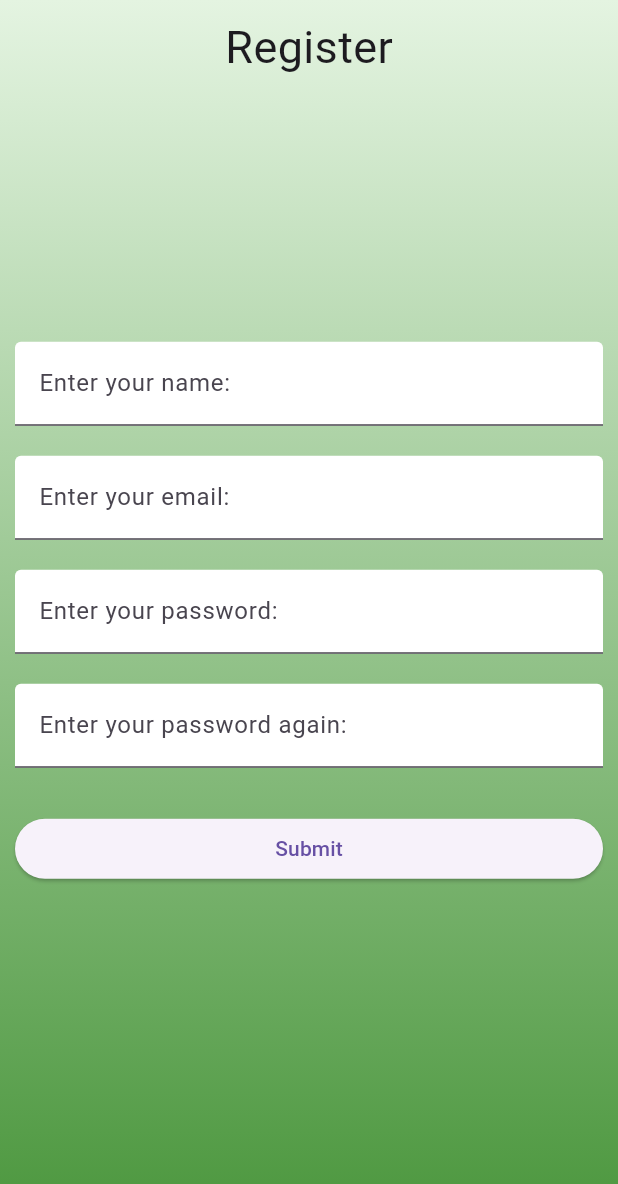
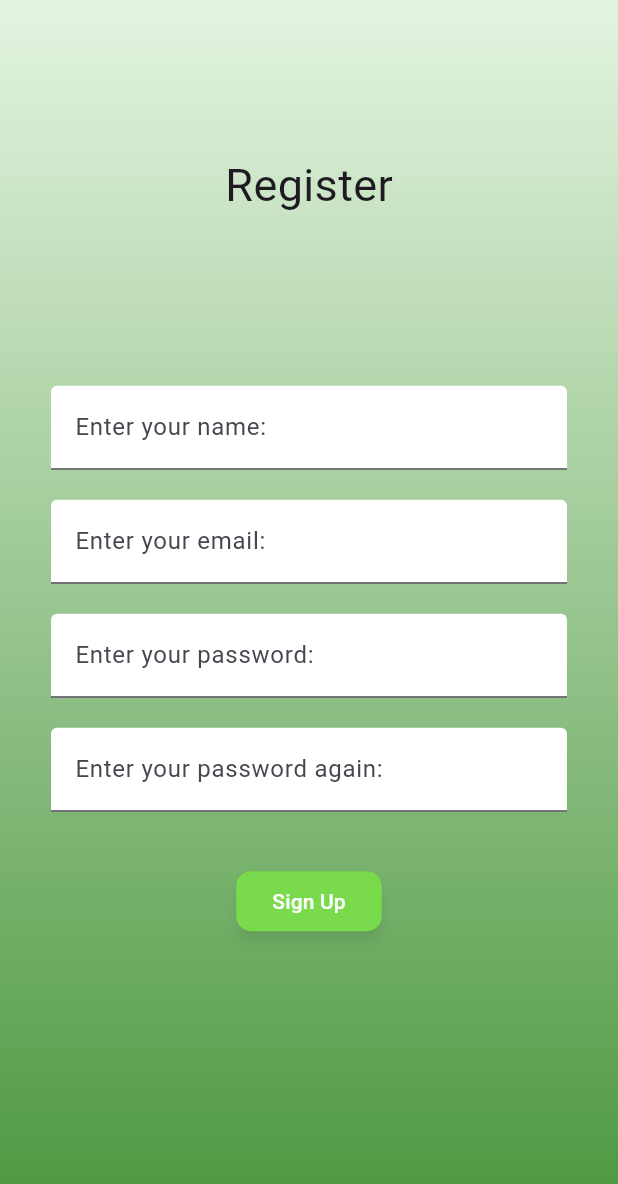
Before and after one commit to Yedidia-Bakuradze/SkillSwift, a Flutter app: the screen it shows after launch, after a tap on "Sign Up", on a phone screen of 412 x 824 dp. Shown: the top 1184 px of the screen. Run offline on Flutter 3.47's test engine with Material 3 defaults, Android fonts, the phone set to English and light mode, and no system bars; Roboto replaces fonts that are missing (Ariel).

Commit message:
Verification function in Registration screen has been implemented

```diff
--- a/frontend/lib/Components/RoundedTextField.dart
+++ b/frontend/lib/Components/RoundedTextField.dart
@@ -2,20 +2,28 @@ import 'package:flutter/material.dart';
 
 class RoundedTextField extends StatelessWidget {
   const RoundedTextField(
-      {super.key, required this.showMessage, required this.controller});
+      {super.key,
+      required this.showMessage,
+      required this.controller,
+      required this.errorMessage});
+
   final String showMessage;
   final TextEditingController controller;
+  final String? errorMessage;
+
   @override
   Widget build(BuildContext context) {
     return Container(
-      margin: EdgeInsets.symmetric(vertical: 10),
+      margin: EdgeInsets.all(10),
       child: SizedBox(
+        width: 344,
         child: TextField(
           controller: controller,
           decoration: InputDecoration(
             filled: true,
             label: Text(showMessage),
             fillColor: Colors.white,
+            errorText: errorMessage,
           ),
         ),
       ),
--- a/frontend/lib/Screens/EntryScreen.dart
+++ b/frontend/lib/Screens/EntryScreen.dart
@@ -41,14 +41,14 @@ class EntryScreen extends StatelessWidget {
                   children: [
                     FormButton(
                       message: "Sign Up",
-                      navigateFunc: () => Navigator.push(
+                      navigateFunc: () => Navigator.pushReplacement(
                         context,
                         MaterialPageRoute(builder: (ctx) => RegisterScreen()),
                       ),
                     ),
                     FormButton(
                       message: "Login",
-                      navigateFunc: () => Navigator.push(
+                      navigateFunc: () => Navigator.pushReplacement(
                         context,
                         MaterialPageRoute(builder: (ctx) => LoginScreen()),
                       ),
--- a/frontend/lib/Screens/RegisterScreen.dart
+++ b/frontend/lib/Screens/RegisterScreen.dart
@@ -1,8 +1,17 @@
 import 'package:flutter/material.dart';
+import 'package:frontend/Components/FormButton.dart';
 import 'package:frontend/Components/RoundedTextField.dart';
+import 'package:frontend/Screens/HomeScreen.dart';
+import 'package:frontend/Screens/LoginScreen.dart';
 
-class RegisterScreen extends StatelessWidget {
+class RegisterScreen extends StatefulWidget {
   RegisterScreen({super.key});
+
+  @override
+  State<RegisterScreen> createState() => _RegisterScreenState();
+}
+
+class _RegisterScreenState extends State<RegisterScreen> {
   // Text Controllers
   final TextEditingController nameController = TextEditingController();
   final TextEditingController emailController = TextEditingController();
@@ -10,26 +19,86 @@ class RegisterScreen extends StatelessWidget {
   final TextEditingController confirmPasswordController =
       TextEditingController();
 
+  String? nameErrorMsg;
+  String? emailErrorMsg;
+  String? passwordErrorMsg;
+  String? confirmPasswordErrorMsg;
+
   @override
   Widget build(BuildContext context) {
     final screenHeight = MediaQuery.of(context).size.height;
 
-    // ignore: non_constant_identifier_names
+    @override
+    void initState() {
+      super.initState();
+      nameErrorMsg = null;
+      emailErrorMsg = null;
+      passwordErrorMsg = null;
+      confirmPasswordErrorMsg = null;
+    }
+
+    @override
+    void dispose() {
+      nameController.dispose();
+      emailController.dispose();
+      passwordController.dispose();
+      confirmPasswordController.dispose();
+      super.dispose();
+    }
+
+    // Verifies the provided feilds before registering
     void VerifySignupValues() {
       String name = nameController.text;
       String email = emailController.text;
       String password = passwordController.text;
       String confirmPassword = confirmPasswordController.text;
 
-      // Check that the password is matched
+      // Debug message
+      print(
+          "Name: ${name} Email: ${email} Password: ${password} Confirm: ${confirmPassword}");
+
+      // Sets an error messages on the text fields
+      setState(() {
+        nameErrorMsg = name.isEmpty ? "Name value is missing" : null;
+        emailErrorMsg = email.isEmpty ? "Email value is missing" : null;
+        passwordErrorMsg =
+            password.isEmpty ? "Password value is missing" : null;
+        confirmPasswordErrorMsg =
+            confirmPassword.isEmpty ? "Confirm password is missing" : null;
+      });
+
+      // Check for a valid email address
+      final emailRegex = RegExp(r'^[^@]+@[^@]+\.[^@]+$');
+      if (!emailRegex.hasMatch(email)) {
+        setState(() {
+          emailErrorMsg = emailErrorMsg ?? "Invalid email address";
+        });
+        return;
+      }
+
+      //TODO: Check if the email already exists
+
+      // Check for the same provided passwords
       if (password != confirmPassword) {
-        ScaffoldMessenger.of(context).showSnackBar(
-          SnackBar(
-            backgroundColor: Colors.white,
-            content: Text(
-              "The password don't match",
-              style: TextStyle(color: Colors.red),
-            ),
+        setState(() {
+          passwordErrorMsg =
+              passwordErrorMsg ?? "The password fields don't match";
+
+          confirmPasswordErrorMsg =
+              confirmPasswordErrorMsg ?? "The password fields don't match";
+        });
+        return;
+      }
+
+      // Move to the home page
+      if (!name.isEmpty &&
+          !email.isEmpty &&
+          !password.isEmpty &&
+          !confirmPassword.isEmpty) {
+        //TODO: make a POST request to the server and create a new instance of the user
+        Navigator.of(context).pushReplacement(
+          MaterialPageRoute(
+            builder: (context) => HomeScreen(),
           ),
         );
       }
@@ -37,6 +106,7 @@ class RegisterScreen extends StatelessWidget {
 
     return Scaffold(
       body: Container(
+        // The style of the page
         decoration: BoxDecoration(
           gradient: LinearGradient(
             begin: Alignment.topCenter,
@@ -47,11 +117,16 @@ class RegisterScreen extends StatelessWidget {
             ],
           ),
         ),
-        child: Container(
-          margin: EdgeInsets.all(10),
+
+        // The content on the page
         child: ListView(
           children: [
-              Center(
+            Column(
+              children: [
+                // Header
+                SizedBox(
+                  height: screenHeight * 0.3,
+                  child: Center(
                     child: Text(
                       "Register",
                       style: TextStyle(
@@ -60,30 +135,66 @@ class RegisterScreen extends StatelessWidget {
                       ),
                     ),
                   ),
-              SizedBox(height: screenHeight * 0.2),
+                ),
+
+                // The fields
+                SizedBox(
+                  height: screenHeight * 0.4,
+                  child: Column(
+                    children: [
                       RoundedTextField(
                         showMessage: "Enter your name:",
                         controller: nameController,
+                        errorMessage: nameErrorMsg,
                       ),
                       RoundedTextField(
                         showMessage: "Enter your email:",
                         controller: emailController,
+                        errorMessage: emailErrorMsg,
                       ),
                       RoundedTextField(
                         showMessage: "Enter your password:",
                         controller: passwordController,
+                        errorMessage: passwordErrorMsg,
                       ),
                       RoundedTextField(
                         showMessage: "Enter your password again:",
                         controller: confirmPasswordController,
-              ),
-              SizedBox(height: 20),
-              ElevatedButton(
-                onPressed: VerifySignupValues,
-                child: Text("Submit"),
+                        errorMessage: confirmPasswordErrorMsg,
                       ),
                     ],
                   ),
+                ),
+
+                // The submit and login buttons
+                SizedBox(
+                  height: screenHeight * 0.1,
+                  child: Column(
+                    mainAxisSize: MainAxisSize.min,
+                    children: [
+                      ElevatedButton(
+                        onPressed: VerifySignupValues,
+                        style: ElevatedButton.styleFrom(
+                          backgroundColor: Color(0xFF79DB4B),
+                          shadowColor: Colors.black.withOpacity(0.35),
+                          elevation: 4,
+                          shape: RoundedRectangleBorder(
+                            borderRadius: BorderRadius.circular(10),
+                          ),
+                        ),
+                        child: Text(
+                          "Sign Up",
+                          style: TextStyle(
+                            color: Colors.white,
+                          ),
+                        ),
+                      ),
+                    ],
+                  ),
+                )
+              ],
+            ),
+          ],
         ),
       ),
     );
```
Also changed, not shown: frontend/lib/Screens/HomeScreen.dart (added, +10 -0 lines). Lines whose indentation alone changed are shown as unchanged.
